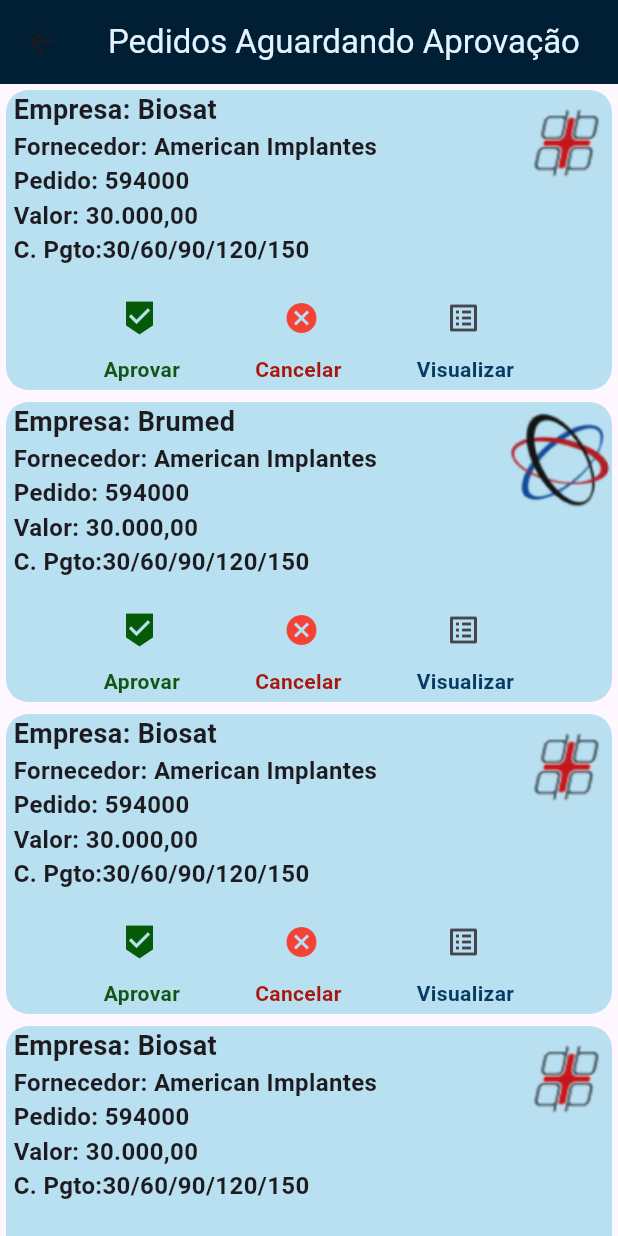
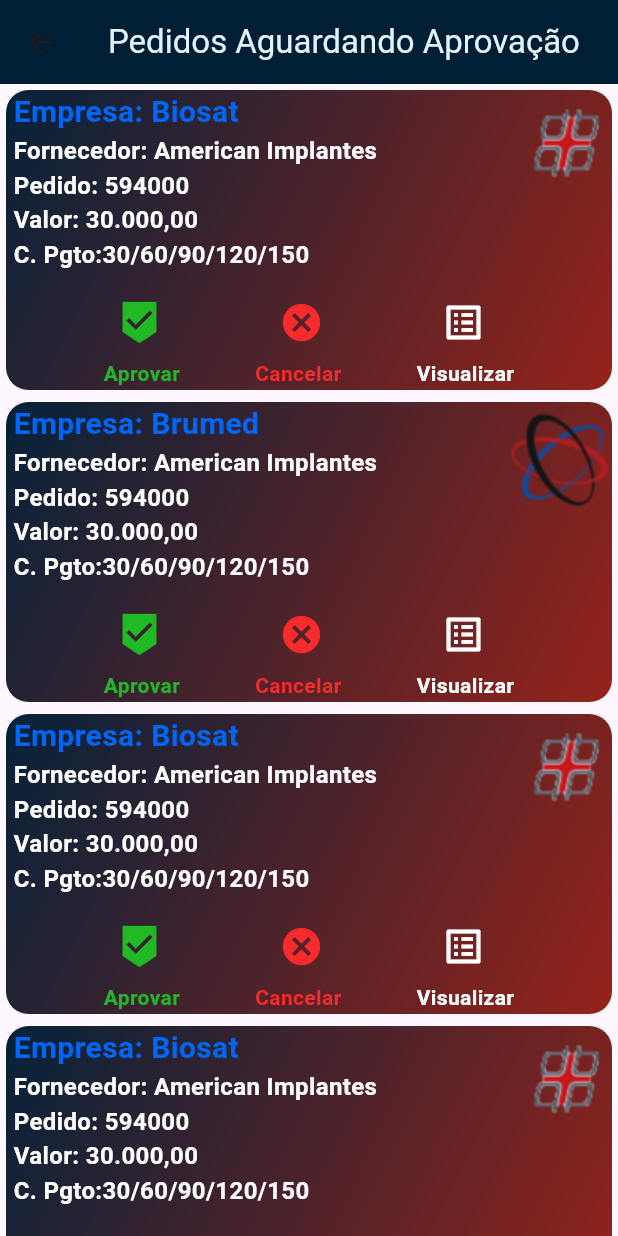
Before and after one commit to silvanioaguiar/pedidocompra, a Flutter app: the PedidosPendentesAprovacao screen opened directly, on a phone screen of 412 x 824 dp. Run offline on Flutter 3.47's test engine with Material 2 defaults, Android fonts, the phone set to English and light mode, and no system bars; our stand-ins replace image_picker; accounts and stored records are empty.

Commit message:
Update pedidosPendentes.dart

```diff
--- a/lib/pages/pedidosPendentes.dart
+++ b/lib/pages/pedidosPendentes.dart
@@ -21,10 +21,16 @@
           Padding(
             padding: const EdgeInsets.all(2.0),
             child: Container(
-              margin: EdgeInsets.all(2),
-              //color: Color.fromARGB(255, 171, 209, 224),
+              margin: const EdgeInsets.all(2),
               decoration: const BoxDecoration(
-                color: Color.fromARGB(255, 184, 224, 240),
+                gradient: LinearGradient(
+                  begin: Alignment.topLeft,
+                  end: Alignment.bottomRight,
+                  colors: <Color>[
+                    Color.fromARGB(255, 5, 34, 58),
+                    Color.fromARGB(255, 150, 35, 27),
+                  ],
+                ),
                 borderRadius: BorderRadius.all(Radius.circular(15)),
                 image: DecorationImage(
                   image: AssetImage('assets/images/logo_biosat2.png'),
@@ -44,9 +50,9 @@
                           "Empresa: Biosat",
                           textAlign: TextAlign.justify,
                           style: TextStyle(
-                            fontSize: 18,
-                            fontWeight: FontWeight.bold,
-                          ),
+                              fontSize: 20,
+                              fontWeight: FontWeight.bold,
+                              color: Color.fromARGB(255, 0, 102, 245)),
                         ),
                         const SizedBox(),
                         const Text(
@@ -55,6 +61,7 @@
                           style: TextStyle(
                             fontSize: 16,
                             fontWeight: FontWeight.bold,
+                            color: Colors.white,
                           ),
                         ),
                         const SizedBox(),
@@ -64,6 +71,7 @@
                           style: TextStyle(
                             fontSize: 16,
                             fontWeight: FontWeight.bold,
+                            color: Colors.white,
                           ),
                         ),
                         const SizedBox(),
@@ -73,6 +81,7 @@
                           style: TextStyle(
                             fontSize: 16,
                             fontWeight: FontWeight.bold,
+                            color: Colors.white,
                           ),
                         ),
                         const Text(
@@ -81,6 +90,7 @@
                           style: TextStyle(
                             fontSize: 16,
                             fontWeight: FontWeight.bold,
+                            color: Colors.white,
                           ),
                         ),
                         const SizedBox(height: 10, width: 100),
@@ -90,18 +100,23 @@
                             IconButton(
                               onPressed: () {},
                               icon: const Icon(Icons.beenhere_sharp,
-                                  color: Color.fromARGB(255, 5, 90, 8)),
+                                  color: Color.fromARGB(255, 34, 185, 39)),
+                              iconSize: 30,
                             ),
                             const SizedBox(width: 60),
                             IconButton(
                               onPressed: () {},
-                              icon: const Icon(Icons.cancel, color: Colors.red),
+                              icon: const Icon(Icons.cancel,
+                                  color: Color.fromARGB(255, 247, 43, 43)),
+                              iconSize: 30,
                               tooltip: "Cancelar",
                             ),
                             const SizedBox(width: 60),
                             IconButton(
                               onPressed: () {},
                               icon: const Icon(Icons.list_alt),
+                              color: Colors.white,
+                              iconSize: 30,
                               tooltip: 'Vizualizar Pedido',
                             ),
                           ],
@@ -112,21 +127,21 @@
                             Text(
                               'Aprovar',
                               style: TextStyle(
-                                  color: Color.fromARGB(255, 19, 85, 21),
+                                  color: Color.fromARGB(255, 34, 185, 39),
                                   fontWeight: FontWeight.bold),
                             ),
                             SizedBox(width: 50),
                             Text(
                               'Cancelar',
                               style: TextStyle(
-                                  color: Color.fromARGB(255, 170, 24, 13),
+                                  color: Color.fromARGB(255, 247, 43, 43),
                                   fontWeight: FontWeight.bold),
                             ),
                             SizedBox(width: 50),
                             Text(
                               'Visualizar',
                               style: TextStyle(
-                                  color: Color.fromARGB(255, 8, 58, 99),
+                                  color: Colors.white,
                                   fontWeight: FontWeight.bold),
                             ),
                           ],
@@ -138,14 +153,19 @@
               ),
             ),
           ),
-
           Padding(
             padding: const EdgeInsets.all(2.0),
             child: Container(
-              margin: EdgeInsets.all(2),
-              //color: Color.fromARGB(255, 171, 209, 224),
+              margin: const EdgeInsets.all(2),
               decoration: const BoxDecoration(
-                color: Color.fromARGB(255, 184, 224, 240),
+                gradient: LinearGradient(
+                  begin: Alignment.topLeft,
+                  end: Alignment.bottomRight,
+                  colors: <Color>[
+                    Color.fromARGB(255, 5, 34, 58),
+                    Color.fromARGB(255, 150, 35, 27),
+                  ],
+                ),
                 borderRadius: BorderRadius.all(Radius.circular(15)),
                 image: DecorationImage(
                   image: AssetImage('assets/images/Logo_Brumed.png'),
@@ -165,9 +185,9 @@
                           "Empresa: Brumed",
                           textAlign: TextAlign.justify,
                           style: TextStyle(
-                            fontSize: 18,
-                            fontWeight: FontWeight.bold,
-                          ),
+                              fontSize: 20,
+                              fontWeight: FontWeight.bold,
+                              color: Color.fromARGB(255, 0, 102, 245)),
                         ),
                         const SizedBox(),
                         const Text(
@@ -176,6 +196,7 @@
                           style: TextStyle(
                             fontSize: 16,
                             fontWeight: FontWeight.bold,
+                            color: Colors.white,
                           ),
                         ),
                         const SizedBox(),
@@ -185,6 +206,7 @@
                           style: TextStyle(
                             fontSize: 16,
                             fontWeight: FontWeight.bold,
+                            color: Colors.white,
                           ),
                         ),
                         const SizedBox(),
@@ -194,6 +216,7 @@
                           style: TextStyle(
                             fontSize: 16,
                             fontWeight: FontWeight.bold,
+                            color: Colors.white,
                           ),
                         ),
                         const Text(
@@ -202,6 +225,7 @@
                           style: TextStyle(
                             fontSize: 16,
                             fontWeight: FontWeight.bold,
+                            color: Colors.white,
                           ),
                         ),
                         const SizedBox(height: 10, width: 100),
@@ -211,18 +235,23 @@
                             IconButton(
                               onPressed: () {},
                               icon: const Icon(Icons.beenhere_sharp,
-                                  color: Color.fromARGB(255, 5, 90, 8)),
+                                  color: Color.fromARGB(255, 34, 185, 39)),
+                              iconSize: 30,
                             ),
                             const SizedBox(width: 60),
                             IconButton(
                               onPressed: () {},
-                              icon: const Icon(Icons.cancel, color: Colors.red),
+                              icon: const Icon(Icons.cancel,
+                                  color: Color.fromARGB(255, 247, 43, 43)),
+                              iconSize: 30,
                               tooltip: "Cancelar",
                             ),
                             const SizedBox(width: 60),
                             IconButton(
                               onPressed: () {},
                               icon: const Icon(Icons.list_alt),
+                              color: Colors.white,
+                              iconSize: 30,
                               tooltip: 'Vizualizar Pedido',
                             ),
                           ],
@@ -233,21 +262,21 @@
                             Text(
                               'Aprovar',
                               style: TextStyle(
-                                  color: Color.fromARGB(255, 19, 85, 21),
+                                  color: Color.fromARGB(255, 34, 185, 39),
                                   fontWeight: FontWeight.bold),
                             ),
                             SizedBox(width: 50),
                             Text(
                               'Cancelar',
                               style: TextStyle(
-                                  color: Color.fromARGB(255, 170, 24, 13),
+                                  color: Color.fromARGB(255, 247, 43, 43),
                                   fontWeight: FontWeight.bold),
                             ),
                             SizedBox(width: 50),
                             Text(
                               'Visualizar',
                               style: TextStyle(
-                                  color: Color.fromARGB(255, 8, 58, 99),
+                                  color: Colors.white,
                                   fontWeight: FontWeight.bold),
                             ),
                           ],
@@ -262,10 +291,16 @@
           Padding(
             padding: const EdgeInsets.all(2.0),
             child: Container(
-              margin: EdgeInsets.all(2),
-              //color: Color.fromARGB(255, 171, 209, 224),
+              margin: const EdgeInsets.all(2),
               decoration: const BoxDecoration(
-                color: Color.fromARGB(255, 184, 224, 240),
+                gradient: LinearGradient(
+                  begin: Alignment.topLeft,
+                  end: Alignment.bottomRight,
+                  colors: <Color>[
+                    Color.fromARGB(255, 5, 34, 58),
+                    Color.fromARGB(255, 150, 35, 27),
+                  ],
+                ),
                 borderRadius: BorderRadius.all(Radius.circular(15)),
                 image: DecorationImage(
                   image: AssetImage('assets/images/logo_biosat2.png'),
@@ -285,9 +320,9 @@
                           "Empresa: Biosat",
                           textAlign: TextAlign.justify,
                           style: TextStyle(
-                            fontSize: 18,
-                            fontWeight: FontWeight.bold,
-                          ),
+                              fontSize: 20,
+                              fontWeight: FontWeight.bold,
+                              color: Color.fromARGB(255, 0, 102, 245)),
                         ),
                         const SizedBox(),
                         const Text(
@@ -296,6 +331,7 @@
                           style: TextStyle(
                             fontSize: 16,
                             fontWeight: FontWeight.bold,
+                            color: Colors.white,
                           ),
                         ),
                         const SizedBox(),
@@ -305,6 +341,7 @@
                           style: TextStyle(
                             fontSize: 16,
                             fontWeight: FontWeight.bold,
+                            color: Colors.white,
                           ),
                         ),
                         const SizedBox(),
@@ -314,6 +351,7 @@
                           style: TextStyle(
                             fontSize: 16,
                             fontWeight: FontWeight.bold,
+                            color: Colors.white,
                           ),
                         ),
                         const Text(
@@ -322,6 +360,7 @@
                           style: TextStyle(
                             fontSize: 16,
                             fontWeight: FontWeight.bold,
+                            color: Colors.white,
                           ),
                         ),
                         const SizedBox(height: 10, width: 100),
@@ -331,18 +370,23 @@
                             IconButton(
                               onPressed: () {},
                               icon: const Icon(Icons.beenhere_sharp,
-                                  color: Color.fromARGB(255, 5, 90, 8)),
+                                  color: Color.fromARGB(255, 34, 185, 39)),
+                              iconSize: 30,
                             ),
                             const SizedBox(width: 60),
                             IconButton(
                               onPressed: () {},
-                              icon: const Icon(Icons.cancel, color: Colors.red),
+                              icon: const Icon(Icons.cancel,
+                                  color: Color.fromARGB(255, 247, 43, 43)),
+                              iconSize: 30,
                               tooltip: "Cancelar",
                             ),
                             const SizedBox(width: 60),
                             IconButton(
                               onPressed: () {},
                               icon: const Icon(Icons.list_alt),
+                              color: Colors.white,
+                              iconSize: 30,
                               tooltip: 'Vizualizar Pedido',
                             ),
                           ],
@@ -353,21 +397,21 @@
                             Text(
                               'Aprovar',
                               style: TextStyle(
-                                  color: Color.fromARGB(255, 19, 85, 21),
+                                  color: Color.fromARGB(255, 34, 185, 39),
                                   fontWeight: FontWeight.bold),
                             ),
                             SizedBox(width: 50),
                             Text(
                               'Cancelar',
                               style: TextStyle(
-                                  color: Color.fromARGB(255, 170, 24, 13),
+                                  color: Color.fromARGB(255, 247, 43, 43),
                                   fontWeight: FontWeight.bold),
                             ),
                             SizedBox(width: 50),
                             Text(
                               'Visualizar',
                               style: TextStyle(
-                                  color: Color.fromARGB(255, 8, 58, 99),
+                                  color: Colors.white,
                                   fontWeight: FontWeight.bold),
                             ),
                           ],
@@ -379,14 +423,19 @@
               ),
             ),
           ),
-
           Padding(
             padding: const EdgeInsets.all(2.0),
             child: Container(
-              margin: EdgeInsets.all(2),
-              //color: Color.fromARGB(255, 171, 209, 224),
+              margin: const EdgeInsets.all(2),
               decoration: const BoxDecoration(
-                color: Color.fromARGB(255, 184, 224, 240),
+                gradient: LinearGradient(
+                  begin: Alignment.topLeft,
+                  end: Alignment.bottomRight,
+                  colors: <Color>[
+                    Color.fromARGB(255, 5, 34, 58),
+                    Color.fromARGB(255, 150, 35, 27),
+                  ],
+                ),
                 borderRadius: BorderRadius.all(Radius.circular(15)),
                 image: DecorationImage(
                   image: AssetImage('assets/images/logo_biosat2.png'),
@@ -406,9 +455,9 @@
                           "Empresa: Biosat",
                           textAlign: TextAlign.justify,
                           style: TextStyle(
-                            fontSize: 18,
-                            fontWeight: FontWeight.bold,
-                          ),
+                              fontSize: 20,
+                              fontWeight: FontWeight.bold,
+                              color: Color.fromARGB(255, 0, 102, 245)),
                         ),
                         const SizedBox(),
                         const Text(
@@ -417,6 +466,7 @@
                           style: TextStyle(
                             fontSize: 16,
                             fontWeight: FontWeight.bold,
+                            color: Colors.white,
                           ),
                         ),
                         const SizedBox(),
@@ -426,6 +476,7 @@
                           style: TextStyle(
                             fontSize: 16,
                             fontWeight: FontWeight.bold,
+                            color: Colors.white,
                           ),
                         ),
                         const SizedBox(),
@@ -435,6 +486,7 @@
                           style: TextStyle(
                             fontSize: 16,
                             fontWeight: FontWeight.bold,
+                            color: Colors.white,
                           ),
                         ),
                         const Text(
@@ -443,6 +495,7 @@
                           style: TextStyle(
                             fontSize: 16,
                             fontWeight: FontWeight.bold,
+                            color: Colors.white,
                           ),
                         ),
                         const SizedBox(height: 10, width: 100),
@@ -452,18 +505,23 @@
                             IconButton(
                               onPressed: () {},
                               icon: const Icon(Icons.beenhere_sharp,
-                                  color: Color.fromARGB(255, 5, 90, 8)),
+                                  color: Color.fromARGB(255, 34, 185, 39)),
+                              iconSize: 30,
                             ),
                             const SizedBox(width: 60),
                             IconButton(
                               onPressed: () {},
-                              icon: const Icon(Icons.cancel, color: Colors.red),
+                              icon: const Icon(Icons.cancel,
+                                  color: Color.fromARGB(255, 247, 43, 43)),
+                              iconSize: 30,
                               tooltip: "Cancelar",
                             ),
                             const SizedBox(width: 60),
                             IconButton(
                               onPressed: () {},
                               icon: const Icon(Icons.list_alt),
+                              color: Colors.white,
+                              iconSize: 30,
                               tooltip: 'Vizualizar Pedido',
                             ),
                           ],
@@ -474,21 +532,21 @@
                             Text(
                               'Aprovar',
                               style: TextStyle(
-                                  color: Color.fromARGB(255, 19, 85, 21),
+                                  color: Color.fromARGB(255, 34, 185, 39),
                                   fontWeight: FontWeight.bold),
                             ),
                             SizedBox(width: 50),
                             Text(
                               'Cancelar',
                               style: TextStyle(
-                                  color: Color.fromARGB(255, 170, 24, 13),
+                                  color: Color.fromARGB(255, 247, 43, 43),
                                   fontWeight: FontWeight.bold),
                             ),
                             SizedBox(width: 50),
                             Text(
                               'Visualizar',
                               style: TextStyle(
-                                  color: Color.fromARGB(255, 8, 58, 99),
+                                  color: Colors.white,
                                   fontWeight: FontWeight.bold),
                             ),
                           ],
```
